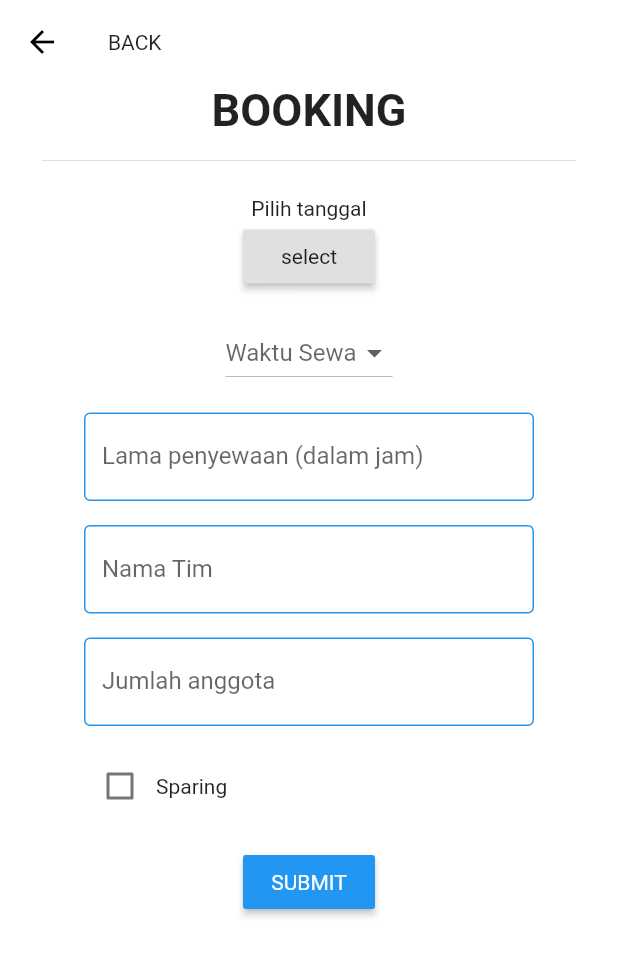
After one commit to ckcharless/HacerApp, a Flutter app: the DetailBooking screen opened directly, on a phone screen of 412 x 824 dp. The commit adds this screen. Shown: the top 956 px of the screen. Run offline on Flutter 3.47's test engine with Material 2 defaults, Android fonts, the phone set to English and light mode, and no system bars; our stand-ins replace flutter_svg, fluttertoast, image_picker, rflutter_alert; project files that could hold a hidden picture were left out.

Commit message:
28/02/2021

```diff
--- /dev/null
+++ b/lib/Screens/UsersMenu/HOME/DetailScreen/commponents/DetailBooking.dart
@@ -0,0 +1,38 @@
+
+import 'package:flutter/material.dart';
+import 'package:hacer/constans.dart';
+import 'package:hacer/models/detailLapangan.dart';
+
+import 'bodyBooking/body.dart';
+
+
+class DetailBooking extends StatelessWidget {
+  final Product product;
+
+  const DetailBooking({Key key, this.product}) : super(key: key);
+
+  @override
+  Widget build(BuildContext context) {
+    return Scaffold(
+      backgroundColor: Colors.white,
+      appBar: buildAppBar(context),
+      body: Body(),
+    );
+  }
+
+
+  AppBar buildAppBar(BuildContext context){
+    return AppBar(
+      backgroundColor: kBackgroundColor,
+      elevation: 0,
+      centerTitle: false,
+      title: Text(
+        'Back'.toUpperCase(),
+        style: Theme.of(context).textTheme.bodyText2,
+
+      ),
+
+    );
+
+  }
+}
--- a/lib/Screens/UsersMenu/HOME/DetailScreen/commponents/body.dart
+++ b/lib/Screens/UsersMenu/HOME/DetailScreen/commponents/body.dart
@@ -1,7 +1,11 @@
 import 'package:flutter/cupertino.dart';
 import 'package:flutter/material.dart';
+import 'package:hacer/Screens/WelcomeScreen/LoginScreen.dart';
 import 'package:hacer/constans.dart';
 import 'package:hacer/models/detailLapangan.dart';
+
+import 'bodyBooking/body.dart';
+import 'DetailBooking.dart';
 
 class Body extends StatelessWidget {
   final Product product;
@@ -65,25 +69,24 @@ class Body extends StatelessWidget {
             ],
           ),
         ),
+SizedBox(height: 20,),
 
         Container(
-          height: 60,
-          margin: EdgeInsets.all(kDefaultPadding),
-          padding: EdgeInsets.symmetric(
-            horizontal: kDefaultPadding,
-            vertical: kDefaultPadding / 2,
-          ),
-          decoration: BoxDecoration(
-            color: Colors.orangeAccent,
-            borderRadius: BorderRadius.circular(30),
-          ),
-          child: Row(
-            children: <Widget>[
-              Text('BOOKING',style: TextStyle(color: Colors.white),)
-            ],
-          ),
+          padding: EdgeInsets.symmetric(horizontal: kDefaultPadding),
+        child: RoundedButton(
+
+            text: 'BOOKING',
+
+            textColor: Colors.white,
+            color: Colors.orange,
+            press: () {
+              Navigator.push(context, MaterialPageRoute(builder: (context) => DetailBooking(
+              ),
+              ),
+              );
+            },
         ),
-
+        ),
 
       ],
     );
--- /dev/null
+++ b/lib/Screens/UsersMenu/HOME/DetailScreen/commponents/bodyBooking/body.dart
@@ -0,0 +1,217 @@
+import 'package:flutter/material.dart';
+
+class Body extends StatelessWidget{
+  @override
+  Widget build(BuildContext context) {
+    // TODO: implement build
+    return SingleChildScrollView(
+      child: SizedBox(
+        width: double.infinity,
+      child: Padding(
+        padding: EdgeInsets.symmetric(horizontal: 20),
+        child: Column(
+        children: [
+          Text("BOOKING",
+            style: TextStyle(
+              fontSize: 30,
+              fontWeight: FontWeight.bold,
+            ),),
+            BookingForm(),
+        ],
+    ),
+      ),
+    ),
+    );
+  }
+}
+
+class BookingForm extends StatefulWidget{
+  @override
+  _BookingForm createState() => _BookingForm();
+}
+
+class _BookingForm extends State<BookingForm>{
+  String email;
+  String name;
+  String Phonenumber;
+  String Adress;
+  DateTime _dateTime;
+
+  String valueChoose;
+  List listtime = [
+    '08:00',
+    '09:00',
+    '10:00',
+    '11:00',
+    '12:00',
+    '13:00',
+    '14:00',
+    '15:00',
+    '16:00',
+    '17:00',
+    '18:00',
+    '19:00',
+    '20:00',
+    '21:00',
+  ];
+
+  bool checkBoxValue = false;
+
+  @override
+  Widget build(BuildContext context) {
+    return Center(
+      child: SingleChildScrollView(
+        child: Column(
+          mainAxisAlignment: MainAxisAlignment.start,
+          children: <Widget>[
+
+
+            Padding(
+              padding: EdgeInsets.symmetric(vertical: 8.0, horizontal: 8.0),
+              child: Divider(),
+            ),
+            Padding(
+              padding: EdgeInsets.symmetric(vertical: 8.0, horizontal: 36.0),
+              child: Column(
+                children: <Widget>[
+                  Text(_dateTime == null ? 'Pilih tanggal' : _dateTime.toString().substring(0,10)),
+                  RaisedButton(child: Text("select"),
+                    onPressed: (){
+                      showDatePicker(context: context, initialDate: DateTime.now(), firstDate: DateTime.now(), lastDate: DateTime(2500)
+                      ).then((date){
+                        setState(() {
+                          _dateTime = date;
+                        });
+                      });
+                    },
+                  ),
+                ],
+              ),
+            ),
+            Padding(
+              padding: EdgeInsets.symmetric(vertical: 8.0, horizontal: 36.0),
+              child: DropdownButton(
+                hint: Text("Waktu Sewa"),
+                value: valueChoose,
+                onChanged: (newValue){
+                  setState(() {
+                    valueChoose = newValue;
+                  });
+                },
+                items: listtime.map((valueItem){
+                  return DropdownMenuItem(
+                    value: valueItem,
+                    child: Text(valueItem),
+                  );
+                }).toList(),
+              ),
+            ),
+            Padding(
+              padding: EdgeInsets.symmetric(vertical: 8.0, horizontal: 36.0),
+              child: TextField(
+                decoration: const InputDecoration(
+
+                  labelText: 'Lama penyewaan (dalam jam)',
+                  enabledBorder: OutlineInputBorder(
+
+                    borderSide: BorderSide(
+                      color: Colors.blue,
+
+                    ),
+
+                  ),
+                  border: OutlineInputBorder(),
+
+
+                ),
+                onChanged: (value){
+                  setState(() {
+                    Adress =value;
+                  });
+                },
+              ),
+            ),
+            Padding(
+              padding: EdgeInsets.symmetric(vertical: 8.0, horizontal: 36.0),
+              child: TextField(
+                decoration: InputDecoration(
+                  labelText: 'Nama Tim',
+                  enabledBorder: OutlineInputBorder(
+                    borderSide: BorderSide(
+                      color: Colors.blue,
+                    ),
+                  ),
+                  border: OutlineInputBorder(),
+                ),
+                onChanged: (value){
+                  setState(() {
+                    email =value;
+                  });
+                },
+              ),
+            ),
+            Padding(
+              padding: EdgeInsets.symmetric(vertical: 8.0, horizontal: 36.0),
+              child: TextField(
+                decoration: InputDecoration(
+                  labelText: 'Jumlah anggota',
+                  enabledBorder: OutlineInputBorder(
+                    borderSide: BorderSide(
+                      color: Colors.blue,
+                    ),
+                  ),
+                  border: OutlineInputBorder(),
+                ),
+                onChanged: (value){
+                  setState(() {
+                    name =value;
+                  });
+                },
+              ),
+            ),
+
+
+
+            Padding(
+              padding: EdgeInsets.symmetric(vertical: 8.0, horizontal: 36.0),
+
+
+              child: Row(
+                children: [
+                  Checkbox(
+                    value: checkBoxValue,
+                    onChanged: (bool value){
+                      print(value);
+                      setState(() {
+                        checkBoxValue = value;
+                      });
+                    },
+
+                  ),
+                  Text("Sparing"),
+                ],
+              ),
+            ),
+
+            Padding(
+              padding: EdgeInsets.symmetric(horizontal: 16.0, vertical: 8.0),
+              child: MaterialButton(
+                child: Text('SUBMIT',
+                    style: TextStyle(
+                      color: Colors.white,
+                    )
+                ),
+                color: Colors.blue,
+                onPressed: (){
+                  print(email);
+                  print(name);
+                  print(Phonenumber);
+                  print(Adress);
+                },
+              ),
+            ),
+          ],
+        ),
+      ),
+    );
+  }}
--- a/lib/Screens/UsersMenu/HOME/DetailScreen/detail_screen.dart
+++ b/lib/Screens/UsersMenu/HOME/DetailScreen/detail_screen.dart
@@ -2,6 +2,7 @@
 import 'package:flutter/material.dart';
 import 'package:hacer/constans.dart';
 import 'package:hacer/models/detailLapangan.dart';
+import "commponents/DetailBooking.dart";
 
 import 'commponents/body.dart';
 
@@ -27,7 +28,7 @@ class DetailScreen extends StatelessWidget {
         elevation: 0,
         centerTitle: false,
         title: Text(
-          'Backk'.toUpperCase(),
+          'Back'.toUpperCase(),
           style: Theme.of(context).textTheme.bodyText2,
         ),
 
```
